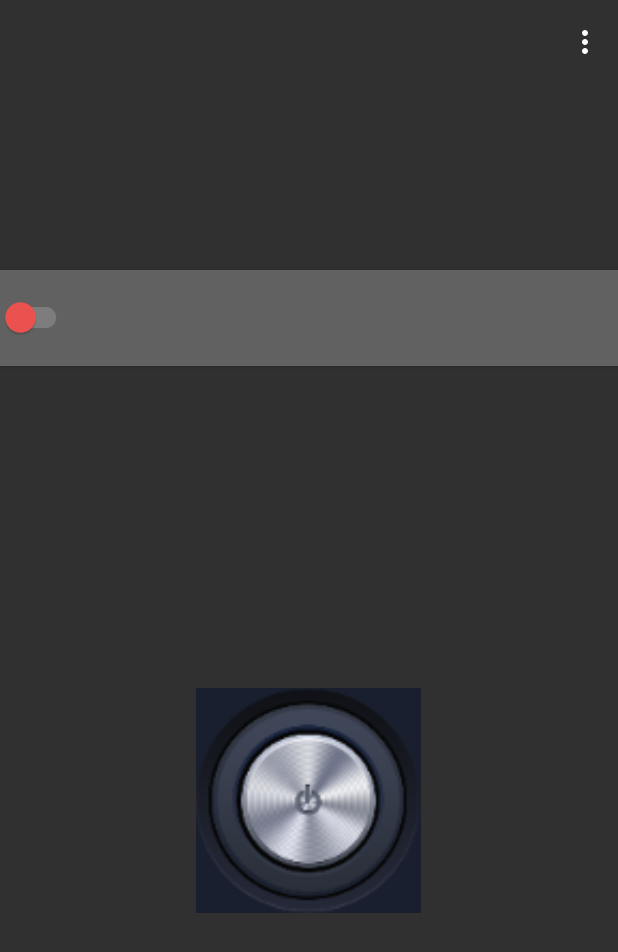
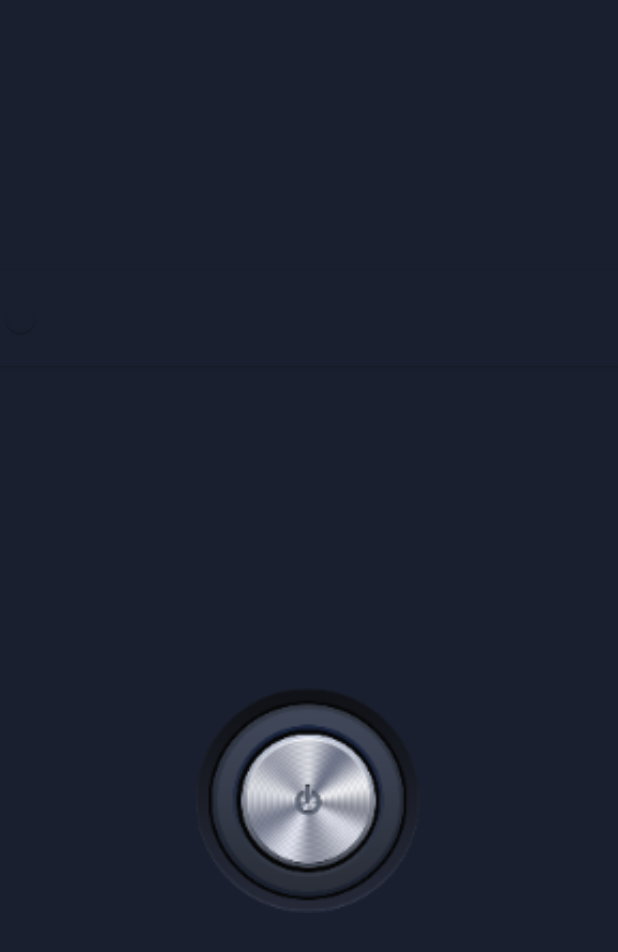
Before and after one commit to sayederfanarefin/android-torch, an Android app: the screen it shows after launch (MainActivity), on a phone screen of 412 x 824 dp. Shown: the top 952 px of the screen. Run offline under Robolectric (Android 15) with nearby library versions, the phone set to English and light mode, and no system bars.

Commit message:
changed color

```diff
--- a/app/src/main/res/layout/activity_main.xml
+++ b/app/src/main/res/layout/activity_main.xml
@@ -1,26 +1,10 @@
 <?xml version="1.0" encoding="utf-8"?>
-<!--
-  ~     Copyright (C) 2016  Merbin J Anselm <merbinjanselm@gmail.com>
-  ~
-  ~     This program is free software; you can redistribute it and/or modify
-  ~     it under the terms of the GNU General Public License as published by
-  ~     the Free Software Foundation; either version 2 of the License, or
-  ~     (at your option) any later version.
-  ~
-  ~     This program is distributed in the hope that it will be useful,
-  ~     but WITHOUT ANY WARRANTY; without even the implied warranty of
-  ~     MERCHANTABILITY or FITNESS FOR A PARTICULAR PURPOSE.  See the
-  ~     GNU General Public License for more details.
-  ~
-  ~     You should have received a copy of the GNU General Public License along
-  ~     with this program; if not, write to the Free Software Foundation, Inc.,
-  ~     51 Franklin Street, Fifth Floor, Boston, MA 02110-1301 USA.
-  -->
 
 <android.support.design.widget.CoordinatorLayout xmlns:android="http://schemas.android.com/apk/res/android"
     xmlns:app="http://schemas.android.com/apk/res-auto"
     android:layout_width="match_parent"
-    android:layout_height="match_parent">
+    android:layout_height="match_parent"
+    android:background="@color/colorPrimaryDark">
 
     <RelativeLayout
         android:id="@+id/background"
--- a/app/src/main/res/values/colors.xml
+++ b/app/src/main/res/values/colors.xml
@@ -1,51 +1,34 @@
 <?xml version="1.0" encoding="utf-8"?>
-<!--
-  ~     Copyright (C) 2016  Merbin J Anselm <merbinjanselm@gmail.com>
-  ~
-  ~     This program is free software; you can redistribute it and/or modify
-  ~     it under the terms of the GNU General Public License as published by
-  ~     the Free Software Foundation; either version 2 of the License, or
-  ~     (at your option) any later version.
-  ~
-  ~     This program is distributed in the hope that it will be useful,
-  ~     but WITHOUT ANY WARRANTY; without even the implied warranty of
-  ~     MERCHANTABILITY or FITNESS FOR A PARTICULAR PURPOSE.  See the
-  ~     GNU General Public License for more details.
-  ~
-  ~     You should have received a copy of the GNU General Public License along
-  ~     with this program; if not, write to the Free Software Foundation, Inc.,
-  ~     51 Franklin Street, Fifth Floor, Boston, MA 02110-1301 USA.
-  -->
 
 <resources>
 
-    <color name="colorGrey400">#bdbdbd</color>
-    <color name="colorGrey500">#9e9e9e</color>
-    <color name="colorGrey600">#757575</color>
-    <color name="colorGrey700">#616161</color>
-    <color name="colorGrey800">#424242</color>
-    <color name="colorGrey900">#212121</color>
+    <color name="colorGrey400">#191f2e</color>
+    <color name="colorGrey500">#191f2e</color>
+    <color name="colorGrey600">#191f2e</color>
+    <color name="colorGrey700">#191f2e</color>
+    <color name="colorGrey800">#191f2e</color>
+    <color name="colorGrey900">#191f2e</color>
 
-    <color name="colorIndigo700">#303f9f</color>
-    <color name="colorIndigo500">#3f51b5</color>
+    <color name="colorIndigo700">#191f2e</color>
+    <color name="colorIndigo500">#191f2e</color>
 
-    <color name="colorPinkA200">#FF4081</color>
+    <color name="colorPinkA200">#191f2e</color>
 
-    <color name="colorTeal">#009688</color>
-    <color name="colorTealA200">#80cbc4</color>
+    <color name="colorTeal">#191f2e</color>
+    <color name="colorTealA200">#191f2e</color>
 
-    <color name="colorRed400">#ef5350</color>
-    <color name="colorRed500">#f44336</color>
-    <color name="colorRed600">#e53935</color>
+    <color name="colorRed400">#191f2e</color>
+    <color name="colorRed500">#191f2e</color>
+    <color name="colorRed600">#191f2e</color>
 
-    <color name="colorGreen400">#66bb6a</color>
-    <color name="colorGreen500">#4caf50</color>
-    <color name="colorGreen600">#43a047</color>
+    <color name="colorGreen400">#191f2e</color>
+    <color name="colorGreen500">#191f2e</color>
+    <color name="colorGreen600">#191f2e</color>
 
-    <color name="colorWhite">#FFFFFF</color>
-    <color name="colorBlack">#000000</color>
-    <color name="colorTransparent">#00FFFFFF</color>
-    <color name="colorRippleWhite">#88FFFFFF</color>
+    <color name="colorWhite">#191f2e</color>
+    <color name="colorBlack">#191f2e</color>
+    <color name="colorTransparent">#191f2e</color>
+    <color name="colorRippleWhite">#191f2e</color>
 
     <color name="colorPrimary">@color/colorIndigo500</color>
     <color name="colorPrimaryDark">@color/colorIndigo700</color>
```
